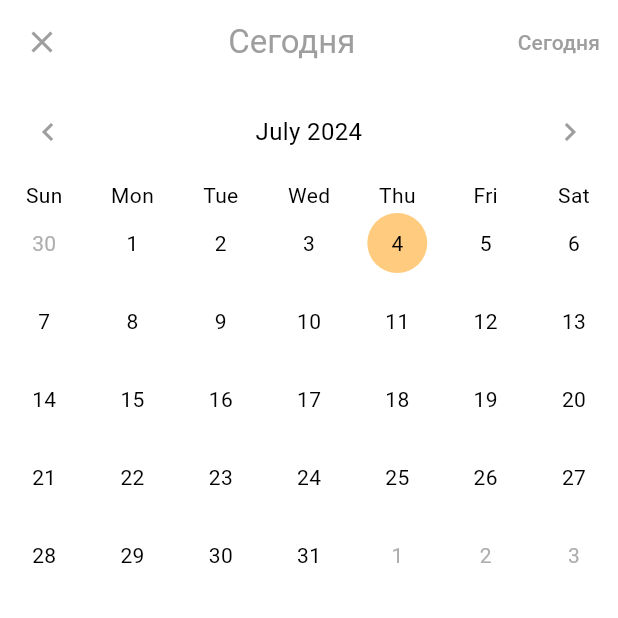
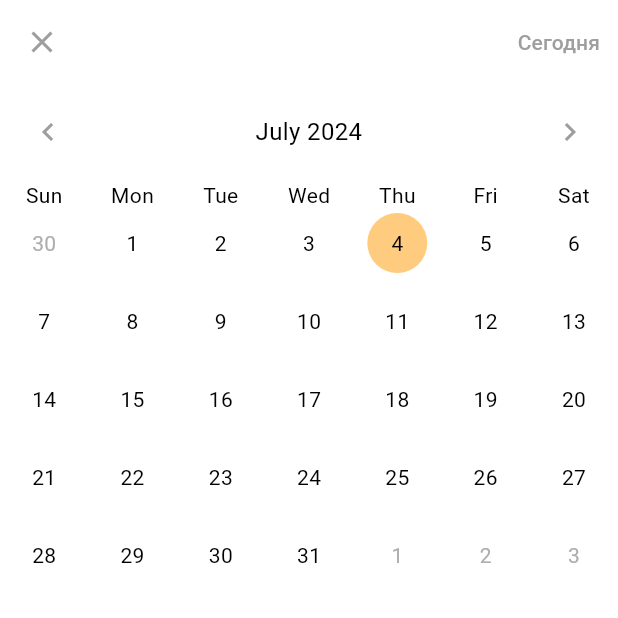
Before and after one commit to Nurmich/mood_diary, a Flutter app: the screen it shows after launch, after a tap on the "calendar month" icon, on a phone screen of 412 x 824 dp, the top half of it. Run offline on Flutter 3.47's test engine with Material 3 defaults, Android fonts, the phone set to English and light mode, and no system bars; drawn by our look-alikes of table_calendar; our stand-ins replace hive, hive_flutter; accounts and stored records are empty.

Commit message:
Some minor fixes

```diff
--- a/lib/screens/calendar_screen.dart
+++ b/lib/screens/calendar_screen.dart
@@ -32,14 +32,6 @@ class _CalendarScreenState extends State<CalendarScreen> {
           onPressed: () {
             Navigator.of(context).pop();
           },
-        ),
-        title: Center(
-          child: Text(
-            _selectedDay != null && _selectedDay!.isSameDay(DateTime.now())
-                ? "Сегодня"
-                : DateFormat('d MMMM', 'ru').format(_selectedDay!),
-            style: TextStyle(color: Colors.grey),
-          ),
         ),
         actions: [
           TextButton(
```
